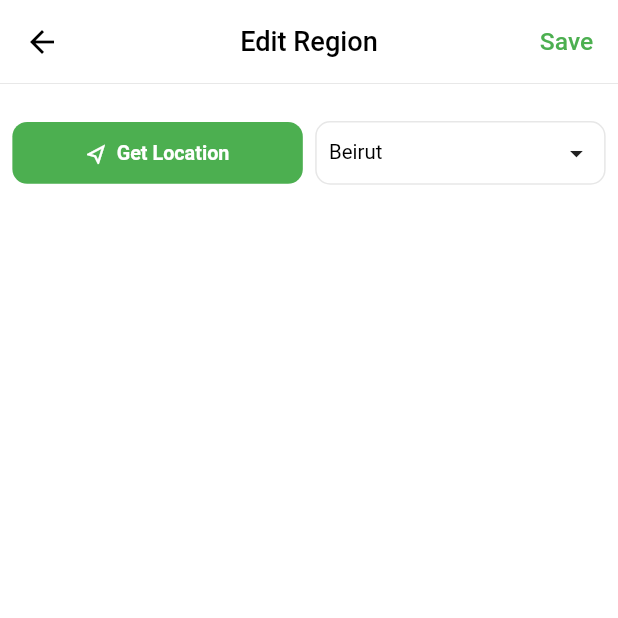
After one commit to hassanyassiin/resort, a Flutter app: the Edit_Region_Screen screen opened by its route, on a phone screen of 412 x 824 dp, the top half of it. The commit adds this screen. Run offline on Flutter 3.47's test engine with Material 3 defaults, Android fonts, the phone set to English and light mode, and no system bars; our stand-ins replace carousel_slider, geolocator, image_cropper, image_picker, intl_phone_field, responsive_sizer and 1 more; accounts and stored records are empty; statements that could not run were skipped.

Commit message:
first push

```diff
--- /dev/null
+++ b/lib/Profile/Screens/Edit_Region_Screen.dart
@@ -0,0 +1,158 @@
+import 'dart:convert';
+import 'package:flutter/material.dart';
+import 'package:http/http.dart' as http;
+import 'package:provider/provider.dart';
+import 'package:responsive_sizer/responsive_sizer.dart';
+import 'package:shared_preferences/shared_preferences.dart';
+
+import '../../../Authentication/Providers/Authentication.dart';
+import '../../../Authentication/Widgets/Signup____Location_Item.dart';
+
+import '../../../Global/Functions/Colors.dart';
+import '../../../Global/Functions/Errors.dart';
+
+import '../../../Global/Widgets/AppBar.dart';
+import '../../../Global/Widgets/Texts.dart';
+import '../../../Global/Widgets/Toasts.dart';
+
+import '../../../Global/Screens/Loading_Screen.dart';
+import '../../../Global/Functions/Http_Exception.dart';
+
+import '../../../Profile/Providers/Profile_Model.dart';
+
+class Edit_Region_Screen extends StatefulWidget {
+  const Edit_Region_Screen({super.key});
+  static const routeName = 'Edit-Region';
+
+  @override
+  State<Edit_Region_Screen> createState() => _Edit_Region_ScreenState();
+}
+
+class _Edit_Region_ScreenState extends State<Edit_Region_Screen> {
+  final _form_key = GlobalKey<FormState>();
+
+  var latitude = -100.00;
+  var longitude = -100.00;
+  var region = 'Beirut';
+
+  @override
+  void initState() {
+    region = Get_Region;
+    super.initState();
+  }
+
+  Future<void> Submit() async {
+    if (_form_key.currentState!.validate()) {
+      _form_key.currentState!.save();
+
+      if (latitude == -100.00) {
+        return Show_Text_Toast(
+            context: context, text: 'Please press on get location');
+      }
+
+      Loading_Screen(context: context);
+
+      final url = Get_REQUEST_URL(url: 'user/Edit-Region');
+
+      try {
+        final response = await http.post(
+          url,
+          headers: <String, String>{
+            'Content-Type': 'application/json; charset=UTF-8',
+            'Authorization': 'Bearer $Get_Token'
+          },
+          body: json.encode({
+            'region': region,
+            'lat': latitude,
+            'lon': longitude,
+          }),
+        );
+
+        final response_data = json.decode(response.body);
+
+        if (response.statusCode != 200) {
+          throw C_Http_Exception(response_data['ErrorFound'] ?? '');
+        }
+
+        final prefs = await SharedPreferences.getInstance();
+        String? user_data_string = prefs.getString('userData');
+
+        Map<String, dynamic> userData =
+            user_data_string != null ? json.decode(user_data_string) : {};
+
+        userData['Token'] = Get_Token;
+        userData['Username'] = Get_Username;
+        userData['FirstName'] = Get_First_Name;
+        userData['LastName'] = Get_Last_Name;
+        userData['Email'] = Get_Email;
+        userData['Region'] = region;
+        userData['PhoneNumber'] = Get_Phone_Number;
+        userData['ProfilePic'] = Get_Profile_Pic;
+
+        String updated_user_data_string = json.encode(userData);
+        await prefs.setString('userData', updated_user_data_string);
+
+        Set_Region(region);
+
+        if (mounted) {
+          Provider.of<Profile_Model>(context, listen: false).Notify_Listener();
+
+          // To Popup the Loading Screen.
+          Navigator.pop(context);
+          // To Popup the Screen.
+          return Navigator.pop(context);
+        }
+      } catch (error) {
+        if (mounted) {
+          // To Popup the Loading Screen.
+          Navigator.pop(context);
+
+          return Error_Dialog(error: error.toString(), context: context);
+        }
+      }
+    }
+  }
+
+  @override
+  Widget build(BuildContext context) {
+    return Scaffold(
+      backgroundColor: Get_White,
+      appBar: C_AppBar(
+        title: 'Edit Region',
+        is_show_divider: true,
+        suffix_widgets: [
+          Center(
+            child: Padding(
+              padding: EdgeInsets.symmetric(horizontal: 4.w),
+              child: GestureDetector(
+                onTap: Submit,
+                child: C_Text(
+                  text: 'Save',
+                  weight: '500',
+                  font_size: 2,
+                  color: Get_Primary,
+                ),
+              ),
+            ),
+          ),
+        ],
+      ),
+      body: Form(
+        key: _form_key,
+        child: ListView(
+          padding: EdgeInsets.symmetric(horizontal: 2.w),
+          children: <Widget>[
+            Signup____Location_Item(
+              Get_Region: () => region,
+              longitude: longitude,
+              latitude: latitude,
+              Update_Latitude: (value) => latitude = value,
+              Update_Longitude: (value) => longitude = value,
+              Update_Region: (value) => region = value,
+            ),
+          ],
+        ),
+      ),
+    );
+  }
+}
--- a/lib/main.dart
+++ b/lib/main.dart
@@ -13,7 +13,6 @@ import '../../../Authentication/Screens/Signup_Screen.dart';
 import '../../../Navigator_Screens/Chat_Screen.dart';
 import '../../../Navigator_Screens/Main_Screen.dart';
 import '../../../Navigator_Screens/Home_Screen.dart';
-import 'Profile/Screens/Profile_Screen.dart';
 
 import '../../../Global/Functions/Colors.dart';
 import '../../../Global/Screens/Splash_Screen.dart';
@@ -26,10 +25,13 @@ import '../../../Guideline/Screens/Guideline_Screen.dart';
 import '../../../Check_Time/Screens/Check_Time_Screen.dart';
 
 import '../../../Profile/Providers/Profile_Model.dart';
+import '../../../Profile/Screens/Profile_Screen.dart';
 import '../../../Profile/Screens/Edit_Name_Screen.dart';
 import '../../../Profile/Screens/Edit_Profile_Pic_Screen.dart';
 import '../../../Profile/Screens/Edit_Email_Address_Screen.dart';
 import '../../../Profile/Screens/Edit_Phone_Number_Screen.dart';
+import '../../../Profile/Screens/Edit_Region_Screen.dart';
+import '../../../Profile/Screens/Change_Password_Screen.dart';
 
 final navigator_key = GlobalKey<NavigatorState>();
 
@@ -82,6 +84,10 @@ class MyApp extends StatelessWidget {
             ),
             routes: {
               Profile_Screen.routeName: (context) => const Profile_Screen(),
+              Change_Password_Screen.routeName: (context) =>
+                  const Change_Password_Screen(),
+              Edit_Region_Screen.routeName: (context) =>
+                  const Edit_Region_Screen(),
               Edit_Phone_Number_Screen.routeName: (context) =>
                   const Edit_Phone_Number_Screen(),
               Edit_Email_Address_Screen.routeName: (context) =>
```
Also changed, not shown: lib/Profile/Screens/Change_Password_Screen.dart (added, +129 -0 lines), lib/Profile/Screens/Profile_Screen.dart (+10 -2 lines).
